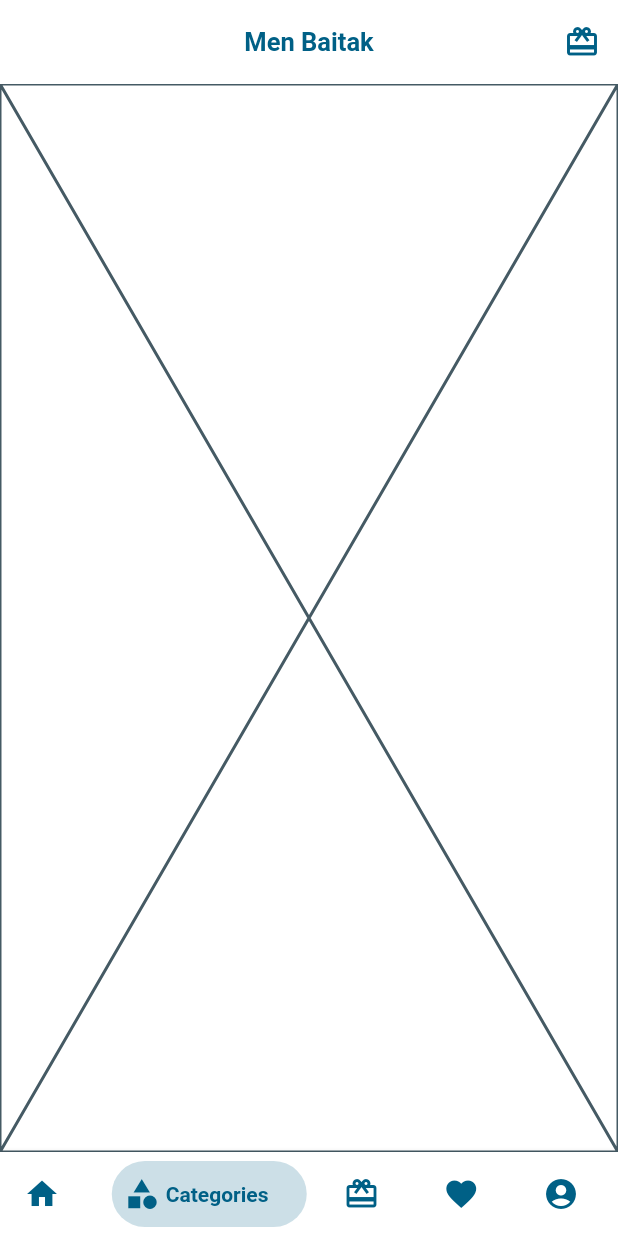
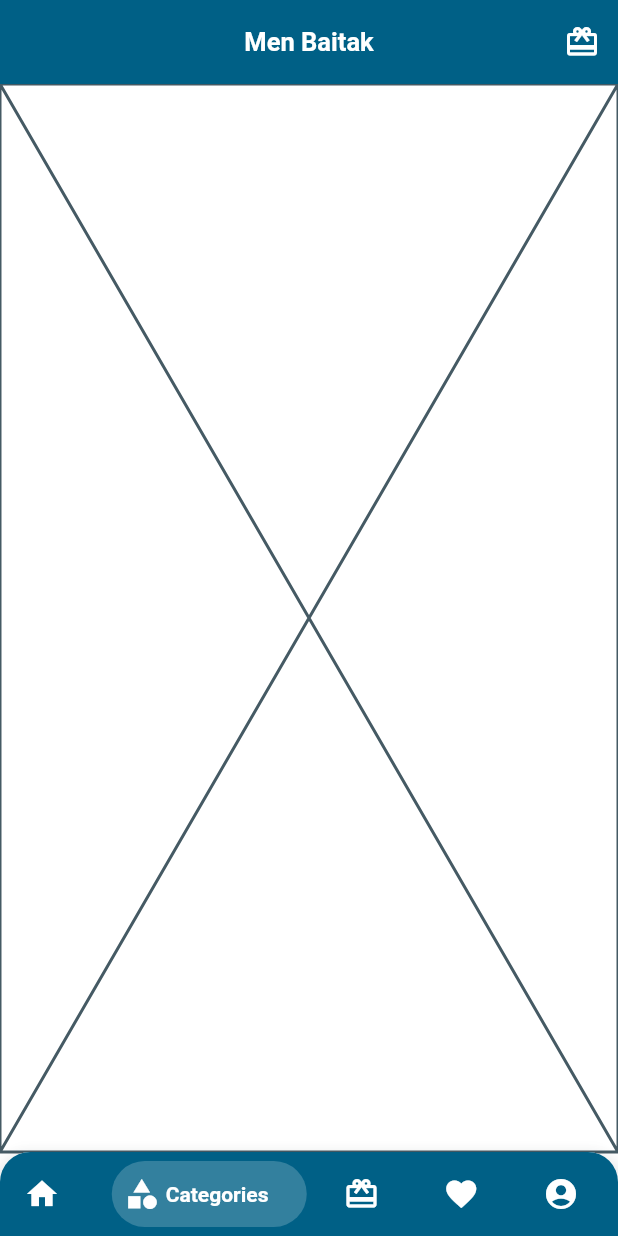
Before and after one commit to ahmedsws/Men-Baitak, a Flutter app: the screen it shows after launch, item 2 of the bottom bar chosen, after a tap on the "card giftcard" icon, on a phone screen of 412 x 824 dp. Run offline on Flutter 3.47's test engine with Material 2 defaults, Android fonts, the phone set to English and light mode, and no system bars; drawn by our look-alikes of bottom_navy_bar; our stand-ins replace carousel_slider, google_fonts.

Commit message:
UI inhencments, Add category model

```diff
--- a/lib/core/presentation/app_base.dart
+++ b/lib/core/presentation/app_base.dart
@@ -1,20 +1,10 @@
-import 'package:bottom_navy_bar/bottom_navy_bar.dart';
 import 'package:flutter/material.dart';
-import 'package:men_baitak/features/home/presentation/home_page.dart';
 import 'package:google_fonts/google_fonts.dart';
+import 'package:men_baitak/features/category/presentation/home_page.dart';
 
-class AppBase extends StatefulWidget {
-  const AppBase();
+import 'widgets/navigation_base.dart';
 
-  @override
-  _AppBaseState createState() => _AppBaseState();
-}
-
-class _AppBaseState extends State<AppBase> {
-  int _selectedIndex = 0;
-
-  final color = Color(0xFF006086);
-
+class AppBase extends StatelessWidget {
   final tabs = [
     HomePage(),
     Placeholder(),
@@ -31,60 +21,7 @@ class _AppBaseState extends State<AppBase> {
           primaryColor: Colors.white,
           accentColor: Color(0xFF006086),
           textTheme: GoogleFonts.balooChettanTextTheme()),
-      home: Scaffold(
-        backgroundColor: Colors.white,
-        appBar: AppBar(
-          title: Text(
-            'Men Baitak',
-            style: GoogleFonts.indieFlower(
-              fontWeight: FontWeight.bold,
-              color: color,
-              fontSize: 17,
-            ),
-          ),
-          centerTitle: true,
-          elevation: 0.0,
-          backgroundColor: Colors.white,
-          actions: [
-            IconButton(
-              icon: Icon(Icons.card_giftcard),
-              color: color,
-              onPressed: () {},
-            ),
-          ],
-        ),
-        body: tabs[_selectedIndex],
-        bottomNavigationBar: BottomNavyBar(
-          selectedIndex: _selectedIndex,
-          showElevation: true, // use this to remove appBar's elevation
-          onItemSelected: (index) => setState(() {
-            _selectedIndex = index;
-          }),
-          items: [
-            BottomNavyBarItem(
-              icon: Icon(Icons.home),
-              title: Text('Home'),
-              activeColor: color,
-            ),
-            BottomNavyBarItem(
-                icon: Icon(Icons.category),
-                title: Text('Categories'),
-                activeColor: color),
-            BottomNavyBarItem(
-                icon: Icon(Icons.card_giftcard),
-                title: Text('Bag'),
-                activeColor: color),
-            BottomNavyBarItem(
-                icon: Icon(Icons.favorite),
-                title: Text('Favorites'),
-                activeColor: color),
-            BottomNavyBarItem(
-                icon: Icon(Icons.account_circle),
-                title: Text('Account'),
-                activeColor: color),
-          ],
-        ),
-      ),
+      home: NavigationBase(tabs: tabs),
     );
   }
 }
--- /dev/null
+++ b/lib/core/presentation/widgets/base_appbar.dart
@@ -0,0 +1,40 @@
+import 'package:flutter/material.dart';
+import 'package:google_fonts/google_fonts.dart';
+
+class BaseAppBar extends StatelessWidget implements PreferredSizeWidget {
+  const BaseAppBar({
+    @required this.appBar,
+    @required this.title,
+  });
+
+  final AppBar appBar;
+  final String title;
+
+  @override
+  Widget build(BuildContext context) {
+    Color accentColor = Theme.of(context).primaryColor;
+    return AppBar(
+      title: Text(
+        title,
+        style: GoogleFonts.indieFlower(
+          fontWeight: FontWeight.bold,
+          color: accentColor,
+          fontSize: 17,
+        ),
+      ),
+      centerTitle: true,
+      elevation: 0.0,
+      backgroundColor: Theme.of(context).accentColor,
+      actions: [
+        IconButton(
+          icon: Icon(Icons.card_giftcard),
+          color: accentColor,
+          onPressed: () {},
+        ),
+      ],
+    );
+  }
+
+  @override
+  Size get preferredSize => Size.fromHeight(appBar.preferredSize.height);
+}
--- /dev/null
+++ b/lib/core/presentation/widgets/navigation_base.dart
@@ -0,0 +1,68 @@
+import 'package:bottom_navy_bar/bottom_navy_bar.dart';
+import 'package:flutter/material.dart';
+import 'package:men_baitak/core/presentation/widgets/base_appbar.dart';
+
+class NavigationBase extends StatefulWidget {
+  const NavigationBase({
+    @required this.tabs,
+  });
+
+  final List<StatelessWidget> tabs;
+
+  @override
+  _NavigationBaseState createState() => _NavigationBaseState();
+}
+
+class _NavigationBaseState extends State<NavigationBase> {
+  int _selectedIndex = 0;
+  @override
+  Widget build(BuildContext context) {
+    final primaryColor = Theme.of(context).primaryColor;
+    final accentColor = Theme.of(context).accentColor;
+    return Scaffold(
+      backgroundColor: Colors.white,
+      appBar: BaseAppBar(title: 'Men Baitak', appBar: AppBar()),
+      body: widget.tabs[_selectedIndex],
+      bottomNavigationBar: Material(
+        clipBehavior: Clip.antiAlias,
+        elevation: 10,
+        shadowColor: accentColor,
+        borderRadius: BorderRadius.only(
+          topLeft: Radius.circular(20),
+          topRight: Radius.circular(20),
+        ),
+        child: BottomNavyBar(
+          backgroundColor: accentColor,
+          selectedIndex: _selectedIndex,
+          showElevation: false, // use this to remove appBar's elevation
+          onItemSelected: (index) => setState(() {
+            _selectedIndex = index;
+          }),
+          items: [
+            BottomNavyBarItem(
+              icon: Icon(Icons.home),
+              title: Text('Home'),
+              activeColor: primaryColor,
+            ),
+            BottomNavyBarItem(
+                icon: Icon(Icons.category),
+                title: Text('Categories'),
+                activeColor: primaryColor),
+            BottomNavyBarItem(
+                icon: Icon(Icons.card_giftcard),
+                title: Text('Bag'),
+                activeColor: primaryColor),
+            BottomNavyBarItem(
+                icon: Icon(Icons.favorite),
+                title: Text('Favorites'),
+                activeColor: primaryColor),
+            BottomNavyBarItem(
+                icon: Icon(Icons.account_circle),
+                title: Text('Account'),
+                activeColor: primaryColor),
+          ],
+        ),
+      ),
+    );
+  }
+}
--- /dev/null
+++ b/lib/features/category/domain/repositories/category_repository.dart
@@ -0,0 +1,6 @@
+import 'package:men_baitak/features/category/domain/entities/category.dart';
+
+abstract class CategoryRepository {
+  Future<Category> getCatgeory(String categoryId); // add filter
+  Future<List<Category>> getFeaturedProductsCatgeories();
+}
--- /dev/null
+++ b/lib/features/category/presentation/widgets/carousel_card.dart
@@ -0,0 +1,20 @@
+import 'package:flutter/material.dart';
+
+class CarouselCard extends StatelessWidget {
+  const CarouselCard({@required this.imgPath});
+  final imgPath;
+
+  @override
+  Widget build(BuildContext context) {
+    return Material(
+      clipBehavior: Clip.antiAlias,
+      shape: RoundedRectangleBorder(borderRadius: BorderRadius.circular(10)),
+      elevation: 1.5,
+      shadowColor: Theme.of(context).accentColor,
+      child: Image(
+        image: AssetImage(imgPath),
+        fit: BoxFit.cover,
+      ),
+    );
+  }
+}
--- /dev/null
+++ b/lib/features/category/presentation/widgets/category_card.dart
@@ -0,0 +1,25 @@
+import 'package:flutter/material.dart';
+import 'package:men_baitak/features/category/domain/entities/category.dart';
+
+class ProductCard extends StatelessWidget {
+  const ProductCard({this.product});
+
+  final Product product;
+  @override
+  Widget build(BuildContext context) {
+    return Padding(
+      padding: const EdgeInsets.all(15.0),
+      child: Material(
+        shadowColor: Theme.of(context).accentColor,
+        elevation: 1.5,
+        child: Image(
+          height: 200,
+          image: AssetImage(product.imagePath),
+          fit: BoxFit.contain,
+        ),
+        shape: RoundedRectangleBorder(borderRadius: BorderRadius.circular(10)),
+        clipBehavior: Clip.antiAlias,
+      ),
+    );
+  }
+}
--- /dev/null
+++ b/lib/features/category/presentation/widgets/preview_categories.dart
@@ -0,0 +1,53 @@
+import 'package:flutter/material.dart';
+import 'package:men_baitak/features/category/domain/entities/category.dart';
+
+import 'category_card.dart';
+
+class PreviewCategories extends StatelessWidget {
+  const PreviewCategories({
+    @required this.category,
+  });
+
+  final Category category;
+
+  @override
+  Widget build(BuildContext context) {
+    final labelTextTheme = Theme.of(context).textTheme.bodyText1.apply(
+          color: Theme.of(context).accentColor,
+        );
+    return Column(
+      children: [
+        Padding(
+          padding: const EdgeInsets.symmetric(horizontal: 16, vertical: 5),
+          child: Row(
+            mainAxisAlignment: MainAxisAlignment.spaceBetween,
+            children: [
+              Text(
+                category.name,
+                style: labelTextTheme,
+              ),
+              InkWell(
+                child: Text(
+                  'View All',
+                  style: labelTextTheme,
+                ),
+                onTap: () {},
+              ),
+            ],
+          ),
+        ),
+        SingleChildScrollView(
+          scrollDirection: Axis.horizontal,
+          physics: AlwaysScrollableScrollPhysics(),
+          child: Row(
+            children: category.products.map((product) {
+              return ProductCard(
+                product: product,
+              );
+            }).toList(),
+          ),
+        ),
+      ],
+    );
+  }
+}
--- a/lib/features/home/presentation/home_page.dart
+++ /dev/null
@@ -1,86 +0,0 @@
-import 'package:flutter/material.dart';
-import 'package:men_baitak/features/home/domain/product.dart';
-
-import 'widgets/carousel_with_indicator.dart';
-import 'widgets/category_card.dart';
-
-class HomePage extends StatelessWidget {
-  const HomePage();
-
-  @override
-  Widget build(BuildContext context) {
-    return ListView(
-      children: [
-        CarouselWithIndicator(),
-        PreviewCategories(category: 'Clothes'),
-        PreviewCategories(category: 'Accessories'),
-        PreviewCategories(category: 'Shoes'),
-      ],
-    );
-  }
-}
-
-class PreviewCategories extends StatelessWidget {
-  const PreviewCategories({
-    @required this.category,
-  });
-
-  final String category;
-
-  @override
-  Widget build(BuildContext context) {
-    return Column(
-      children: [
-        Padding(
-          padding: const EdgeInsets.symmetric(horizontal: 10, vertical: 5),
-          child: Row(
-            mainAxisAlignment: MainAxisAlignment.spaceBetween,
-            children: [
-              Text(
-                category,
-                style: Theme.of(context).textTheme.bodyText1.apply(
-                      color: Theme.of(context).accentColor,
-                    ),
-              ),
-              Text(
-                'View All',
-                style: Theme.of(context).textTheme.bodyText1.apply(
-                      color: Theme.of(context).accentColor,
-                    ),
-              ),
-            ],
-          ),
-        ),
-        SingleChildScrollView(
-          scrollDirection: Axis.horizontal,
-          physics: AlwaysScrollableScrollPhysics(),
-          child: Row(
-            children: products.map((product) {
-              if (product.category == category)
-                return CategoryCard(
-                  product: product,
-                );
-              return Container();
-            }).toList(),
-          ),
-        ),
-      ],
-    );
-  }
-}
-
-final List<Product> products = [
-  Product(category: 'Shoes', imagePath: 'assets/images/shoes1.jpg'),
-  Product(category: 'Accessories', imagePath: 'assets/images/accessories1.jpg'),
-  Product(category: 'Shoes', imagePath: 'assets/images/shoes2.jpg'),
-  Product(category: 'Clothes', imagePath: 'assets/images/clothes2.jpg'),
-  Product(category: 'Accessories', imagePath: 'assets/images/accessories2.jpg'),
-  Product(category: 'Clothes', imagePath: 'assets/images/clothes3.jpg'),
-  Product(category: 'Clothes', imagePath: 'assets/images/clothes1.jpg'),
-  Product(category: 'Shoes', imagePath: 'assets/images/shoes3.jpg'),
-  Product(category: 'Accessories', imagePath: 'assets/images/accessories1.jpg'),
-  Product(category: 'Shoes', imagePath: 'assets/images/shoes1.jpg'),
-  Product(category: 'Clothes', imagePath: 'assets/images/clothes2.jpg'),
-  Product(category: 'Accessories', imagePath: 'assets/images/accessories2.jpg'),
-  Product(category: 'Clothes', imagePath: 'assets/images/clothes3.jpg'),
-];
--- a/lib/features/home/presentation/widgets/category_card.dart
+++ /dev/null
@@ -1,20 +0,0 @@
-import 'package:flutter/material.dart';
-import 'package:men_baitak/features/home/domain/product.dart';
-
-class CategoryCard extends StatelessWidget {
-  const CategoryCard({this.product});
-  final Product product;
-  @override
-  Widget build(BuildContext context) {
-    return Padding(
-      padding: const EdgeInsets.all(8.0),
-      child: Card(
-        child: Image(
-          height: 200,
-          image: AssetImage(product.imagePath),
-          fit: BoxFit.cover,
-        ),
-      ),
-    );
-  }
-}
--- a/pubspec.yaml
+++ b/pubspec.yaml
@@ -24,6 +24,7 @@ dependencies:
   flutter:
     sdk: flutter
 
+  flutter_bloc: ^5.0.1
   bottom_navy_bar: ^5.4.0
   carousel_slider: ^2.2.1
   google_fonts: ^1.1.0
```
Also changed, not shown: lib/features/category/domain/entities/category.dart (renamed from lib/features/home/domain/product.dart, +15 -11 lines), lib/features/category/infrastructure/models/category_model.dart (added, +13 -0 lines), lib/features/category/infrastructure/repositories/category_repo_impl.dart (added, +13 -0 lines), lib/features/category/presentation/home_page.dart (added, +58 -0 lines), lib/features/category/presentation/widgets/carousel_with_indicator.dart (renamed from lib/features/home/presentation/widgets/carousel_with_indicator.dart, +8 -15 lines), pubspec.lock.
